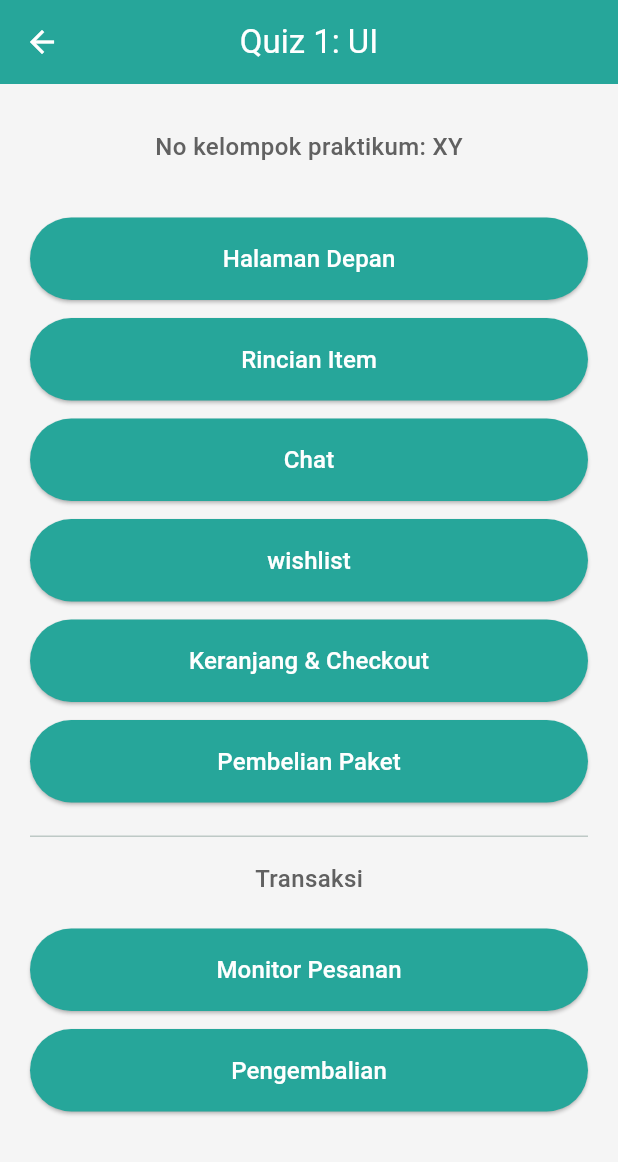
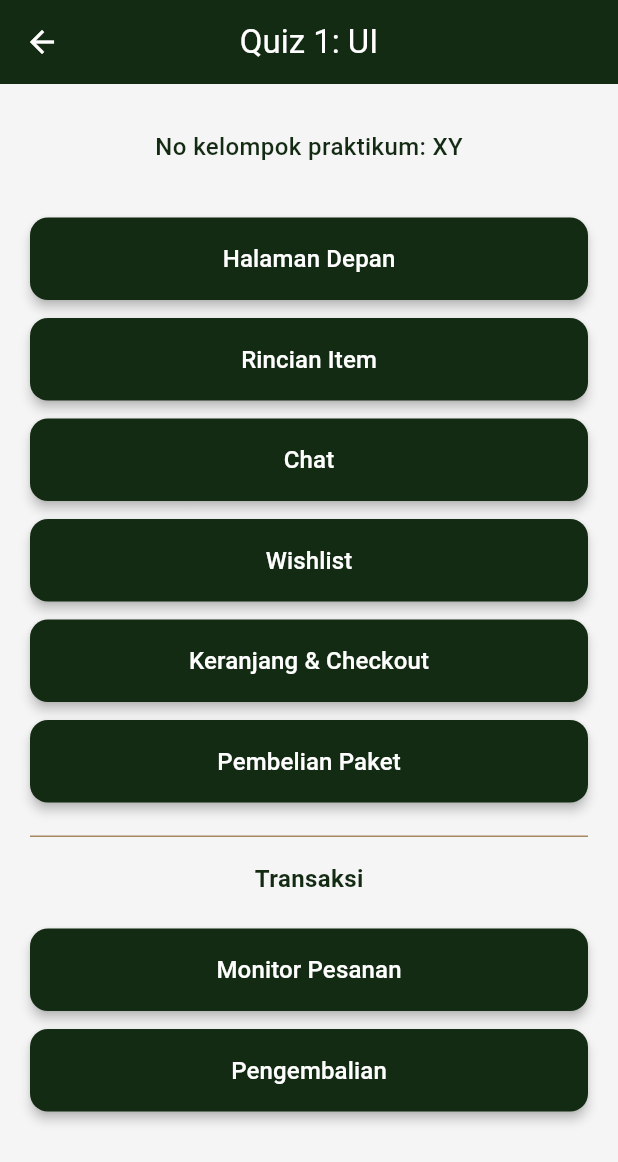
Before and after one commit to ismailfatihraihan/provis-kuis-camp-app, a Flutter app: the screen it shows after launch, on a phone screen of 412 x 824 dp. Shown: the top 1162 px of the screen. Run offline on Flutter 3.47's test engine with Material 3 defaults, Android fonts, the phone set to English and light mode, and no system bars.

Commit message:
change color theme

```diff
--- a/lib/models/transaction.dart
+++ b/lib/models/transaction.dart
@@ -68,9 +68,9 @@ final List<Transaction> sampleTransactions = [
     id: 'TRX-002',
     items: [
       CartItem(
-        item: popularItems[2],
-        quantity: 1,
-        days: 2,
+        item: popularItems[1],
+        quantity: 2,
+        days: 4,
       ),
     ],
     rentalStart: DateTime.now(),
--- a/lib/screens/home_screen.dart
+++ b/lib/screens/home_screen.dart
@@ -18,7 +18,7 @@ class _HomeScreenState extends State<HomeScreen> {
   Widget build(BuildContext context) {
     return Scaffold(
       appBar: AppBar(
-        title: const Text('CampGear Rental'),
+        title: const Text('Go Camp'),
         actions: [
           IconButton(
             icon: const Icon(Icons.search),
@@ -45,7 +45,7 @@ class _HomeScreenState extends State<HomeScreen> {
               borderRadius: BorderRadius.circular(16),
               image: const DecorationImage(
                 image: NetworkImage(
-                  'https://images.unsplash.com/photo-1508873696983-2dfd5898f08b?q=80&w=1470&auto=format&fit=crop',
+                  'https://images.unsplash.com/photo-1624923686627-514dd5e57bae?w=600&auto=format&fit=crop&q=60&ixlib=rb-4.0.3&ixid=M3wxMjA3fDB8MHxzZWFyY2h8Mnx8dGVudHxlbnwwfHwwfHx8Mg%3D%3D',
                 ),
                 fit: BoxFit.cover,
               ),
--- a/lib/screens/quiz_screen.dart
+++ b/lib/screens/quiz_screen.dart
@@ -9,6 +9,8 @@ class QuizScreen extends StatelessWidget {
       appBar: AppBar(
         title: const Text('Quiz 1: UI'),
         centerTitle: true,
+        backgroundColor: const Color(0xFF132A13), // Deep Forest Green
+        foregroundColor: Colors.white,
       ),
       body: SingleChildScrollView(
         child: Padding(
@@ -23,6 +25,7 @@ class QuizScreen extends StatelessWidget {
                   style: TextStyle(
                     fontSize: 16,
                     fontWeight: FontWeight.w500,
+                    color: Color(0xFF132A13), // Deep Green
                   ),
                 ),
               ),
@@ -33,31 +36,26 @@ class QuizScreen extends StatelessWidget {
                 'Halaman Depan',
                 () => Navigator.pushNamed(context, '/'),
               ),
-
               _buildNavigationButton(
                 context,
                 'Rincian Item',
                 () => Navigator.pushNamed(context, '/item-detail'),
               ),
-
               _buildNavigationButton(
                 context,
                 'Chat',
                 () => Navigator.pushNamed(context, '/chat'),
               ),
-
               _buildNavigationButton(
                 context,
-                'wishlist',
+                'Wishlist',
                 () => Navigator.pushNamed(context, '/wishlist'),
               ),
-
               _buildNavigationButton(
                 context,
                 'Keranjang & Checkout',
                 () => Navigator.pushNamed(context, '/cart'),
               ),
-
               _buildNavigationButton(
                 context,
                 'Pembelian Paket',
@@ -69,6 +67,7 @@ class QuizScreen extends StatelessWidget {
                 child: Divider(
                   height: 1,
                   thickness: 1,
+                  color: Color(0xFFA68A64), // Muted Gold for contrast
                 ),
               ),
 
@@ -77,7 +76,8 @@ class QuizScreen extends StatelessWidget {
                   'Transaksi',
                   style: TextStyle(
                     fontSize: 16,
-                    fontWeight: FontWeight.w500,
+                    fontWeight: FontWeight.w600,
+                    color: Color(0xFF132A13), // Deep Green
                   ),
                 ),
               ),
@@ -89,7 +89,6 @@ class QuizScreen extends StatelessWidget {
                 'Monitor Pesanan',
                 () => Navigator.pushNamed(context, '/transactions'),
               ),
-
               _buildNavigationButton(
                 context,
                 'Pengembalian',
@@ -112,12 +111,13 @@ class QuizScreen extends StatelessWidget {
       child: ElevatedButton(
         onPressed: onPressed,
         style: ElevatedButton.styleFrom(
-          backgroundColor: const Color(0xFF26A69A), // Updated to teal color
+          backgroundColor: const Color(0xFF132A13), // Deep Forest Green
           foregroundColor: Colors.white,
           shape: RoundedRectangleBorder(
-            borderRadius: BorderRadius.circular(30),
+            borderRadius: BorderRadius.circular(12),
           ),
           padding: const EdgeInsets.symmetric(vertical: 16),
+          elevation: 3,
         ),
         child: Text(
           label,
--- a/lib/theme/app_theme.dart
+++ b/lib/theme/app_theme.dart
@@ -3,18 +3,18 @@ import 'package:flutter/material.dart';
 class AppTheme {
   static ThemeData get lightTheme {
     return ThemeData(
-      primaryColor: const Color(0xFF26A69A), // teal shade instead of forest green
+      primaryColor: const Color(0xFF132A13), // Deep Forest Green
       colorScheme: ColorScheme.fromSeed(
-        seedColor: const Color(0xFF26A69A),
-        secondary: const Color(0xFFFFA000), // amber
-        background: const Color(0xFFF5F5F5),
+        seedColor: const Color(0xFF132A13),
+        secondary: const Color(0xFFA68A64), // Muted Gold
+        background: const Color(0xFFF5F5F5), // Soft Off-White
       ),
       scaffoldBackgroundColor: const Color(0xFFF5F5F5),
       textTheme: const TextTheme(
         displayLarge: TextStyle(
           fontSize: 24,
           fontWeight: FontWeight.bold,
-          color: Color(0xFF212121),
+          color: Color(0xFF212121), // Charcoal Black
         ),
         displayMedium: TextStyle(
           fontSize: 20,
@@ -31,13 +31,13 @@ class AppTheme {
         ),
       ),
       appBarTheme: const AppBarTheme(
-        backgroundColor: Color(0xFF26A69A),
+        backgroundColor: Color(0xFF132A13),
         foregroundColor: Colors.white,
         elevation: 0,
       ),
       elevatedButtonTheme: ElevatedButtonThemeData(
         style: ElevatedButton.styleFrom(
-          backgroundColor: const Color(0xFF26A69A),
+          backgroundColor: const Color(0xFF132A13),
           foregroundColor: Colors.white,
           padding: const EdgeInsets.symmetric(vertical: 12, horizontal: 24),
           shape: RoundedRectangleBorder(
@@ -47,8 +47,8 @@ class AppTheme {
       ),
       outlinedButtonTheme: OutlinedButtonThemeData(
         style: OutlinedButton.styleFrom(
-          foregroundColor: const Color(0xFF26A69A),
-          side: const BorderSide(color: Color(0xFF26A69A)),
+          foregroundColor: const Color(0xFF132A13),
+          side: const BorderSide(color: Color(0xFF132A13)),
           padding: const EdgeInsets.symmetric(vertical: 12, horizontal: 24),
           shape: RoundedRectangleBorder(
             borderRadius: BorderRadius.circular(8),
@@ -68,7 +68,7 @@ class AppTheme {
         ),
         focusedBorder: OutlineInputBorder(
           borderRadius: BorderRadius.circular(8),
-          borderSide: const BorderSide(color: Color(0xFF26A69A)),
+          borderSide: const BorderSide(color: Color(0xFF132A13)),
         ),
         filled: true,
         fillColor: Colors.white,
```
